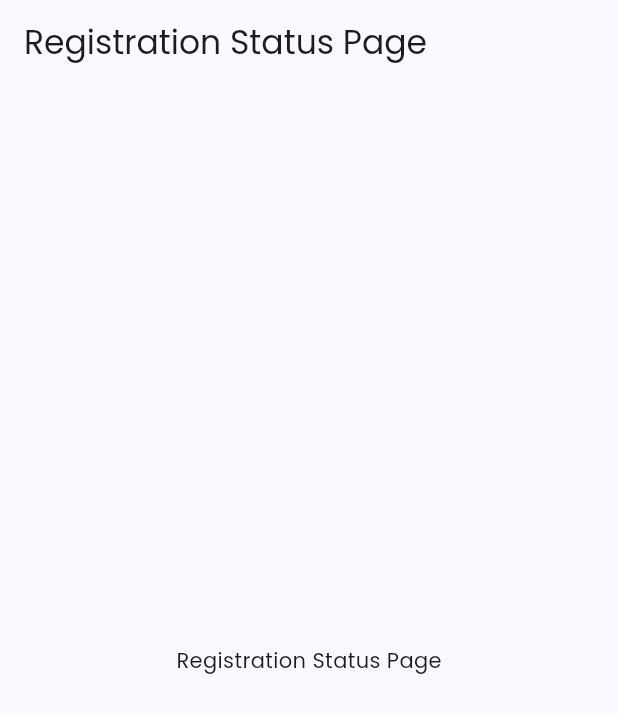
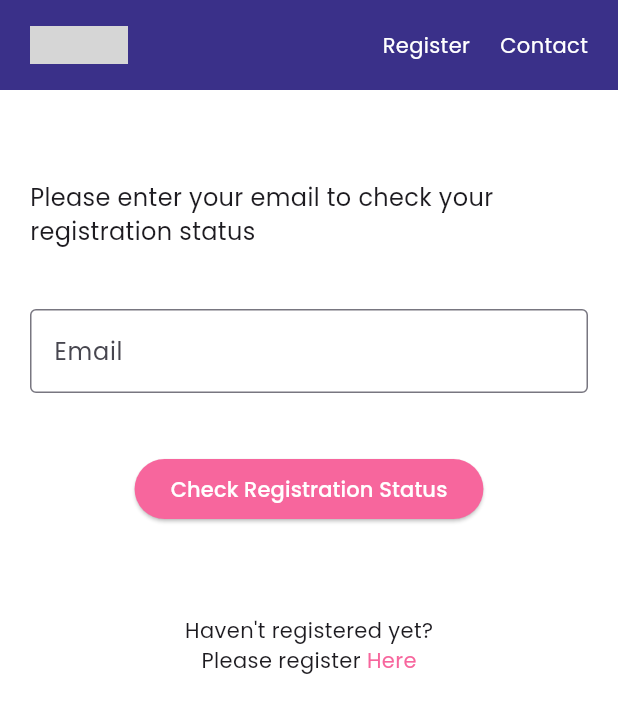
Before and after one commit to Hansen50/code_con_course_fe, a Flutter app: the RegistrationStatusPage screen opened by its route, on a phone screen of 412 x 824 dp. Shown: the top 713 px of the screen. Run offline on Flutter 3.47's test engine with Material 3 defaults, Android fonts, the phone set to English and light mode, and no system bars; our stand-ins replace dio, flutter_markdown, flutter_riverpod, flutter_svg, go_router, google_fonts and 2 more; generated files the repository leaves out were written again; grey boxes are pictures that could not be loaded.

Commit message:
Create Check Registration page

```diff
--- a/lib/presentation/pages/registration_status_page.dart
+++ b/lib/presentation/pages/registration_status_page.dart
@@ -1,17 +1,129 @@
+import 'dart:math';
+
+import 'package:code_con_course_fe/data/code_con_repository.dart';
+import 'package:code_con_course_fe/domain/entities/reservation.dart';
+import 'package:code_con_course_fe/domain/entities/tresult.dart';
+import 'package:code_con_course_fe/presentation/constant.dart';
+import 'package:code_con_course_fe/presentation/extensions/build_context_extension.dart';
+import 'package:code_con_course_fe/presentation/providers/router_provider.dart';
+import 'package:code_con_course_fe/presentation/widgets/code_con_app_bar.dart';
+import 'package:code_con_course_fe/presentation/widgets/error_dialog.dart';
+import 'package:code_con_course_fe/presentation/widgets/registration_status_dialog.dart';
 import 'package:flutter/material.dart';
+import 'package:flutter_riverpod/flutter_riverpod.dart';
 
-class RegistrationStatusPage extends StatelessWidget {
+class RegistrationStatusPage extends ConsumerStatefulWidget {
   const RegistrationStatusPage({super.key});
+
+  @override
+  ConsumerState<RegistrationStatusPage> createState() =>
+      _RegistrationStatusPageState();
+}
+
+class _RegistrationStatusPageState
+    extends ConsumerState<RegistrationStatusPage> {
+  TextEditingController emailController = TextEditingController();
+  bool isLoading = false;
 
   @override
   Widget build(BuildContext context) {
     return Scaffold(
-      appBar: AppBar(
-        title: const Text('Registration Status Page'),
-      ),
-      body: const Center(
-        child: Text('Registration Status Page'),
-      ),
+      backgroundColor: tertiaryColor,
+      appBar: const PreferredSize(
+          preferredSize: Size(double.infinity, 60), child: CodeConAppBar()),
+      body: SafeArea(
+          child: Stack(
+        children: [
+          Container(
+            color: Colors.white,
+          ),
+          ListView(
+            children: [
+              Center(
+                child: SizedBox(
+                  width: min(context.contentWidth - 40, 700),
+                  child: Column(
+                    children: [
+                      sizedBoxHeight60,
+                      const Text(
+                        'Please enter your email to check your registration status',
+                        style: TextStyle(fontSize: 16),
+                      ),
+                      sizedBoxHeight40,
+                      TextField(
+                        controller: emailController,
+                        decoration: const InputDecoration(
+                          border: OutlineInputBorder(),
+                          hintText: 'Enter your email',
+                          helperStyle: TextStyle(fontSize: 11),
+                          labelText: 'Email',
+                        ),
+                      ),
+                      sizedBoxHeight40,
+                      isLoading
+                          ? pinkProgressIndicator
+                          : ElevatedButton(
+                              onPressed: () {
+                                setState(() {
+                                  isLoading = true;
+                                });
+
+                                CodeConRepository()
+                                    .checkReservation(emailController.text)
+                                    .then(
+                                  (value) {
+                                    switch (value) {
+                                      case Success<Reservation>(:final data):
+                                        if (context.mounted) {
+                                          context.show(RegistrationStatusDialog(
+                                              reservation: data));
+                                        }
+                                      case Failure<Reservation>(:final message):
+                                        if (context.mounted) {
+                                          context.show(
+                                              ErrorDialog(message: message));
+                                        }
+                                    }
+
+                                    setState(() {
+                                      isLoading = false;
+                                    });
+                                  },
+                                );
+                              },
+                              style: const ButtonStyle(
+                                  backgroundColor:
+                                      WidgetStatePropertyAll(secondaryColor)),
+                              child: const Text(
+                                'Check Registration Status',
+                                style: TextStyle(color: Colors.white),
+                              )),
+                      sizedBoxHeight60,
+                      const Text("Haven't registered yet?"),
+                      Wrap(
+                        children: [
+                          const Text('Please register '),
+                          InkWell(
+                            onTap: () {
+                              ref.watch(routerProvider).goNamed('register');
+                            },
+                            mouseCursor: WidgetStateMouseCursor.clickable,
+                            child: const Text(
+                              'Here',
+                              style: TextStyle(color: secondaryColor),
+                            ),
+                          ),
+                        ],
+                      ),
+                      sizedBoxHeight60,
+                    ],
+                  ),
+                ),
+              )
+            ],
+          )
+        ],
+      )),
     );
   }
 }
```
